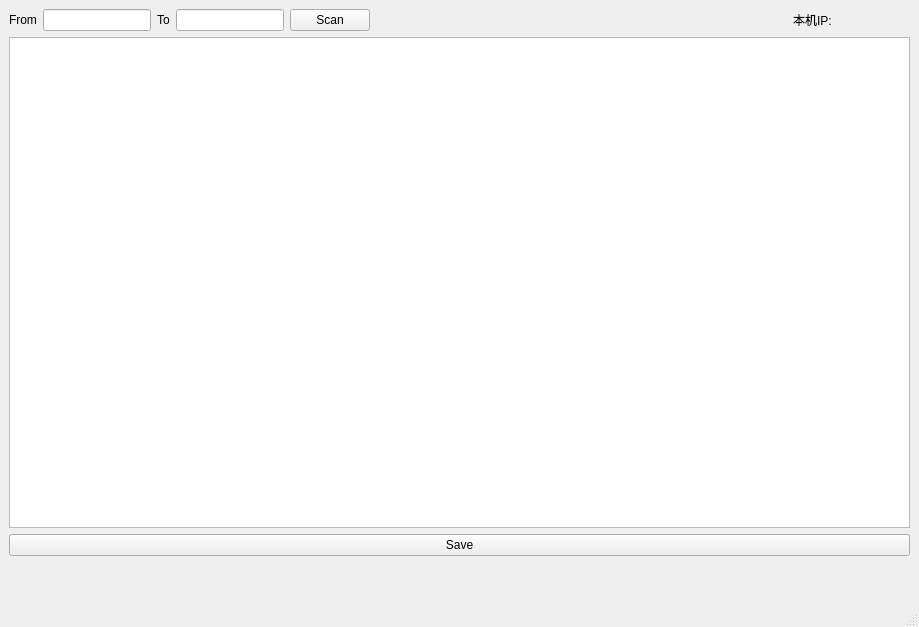
The window that mainwindow.ui (ccf19881030/ip_scan) describes before a commit, drawn with Qt 5.
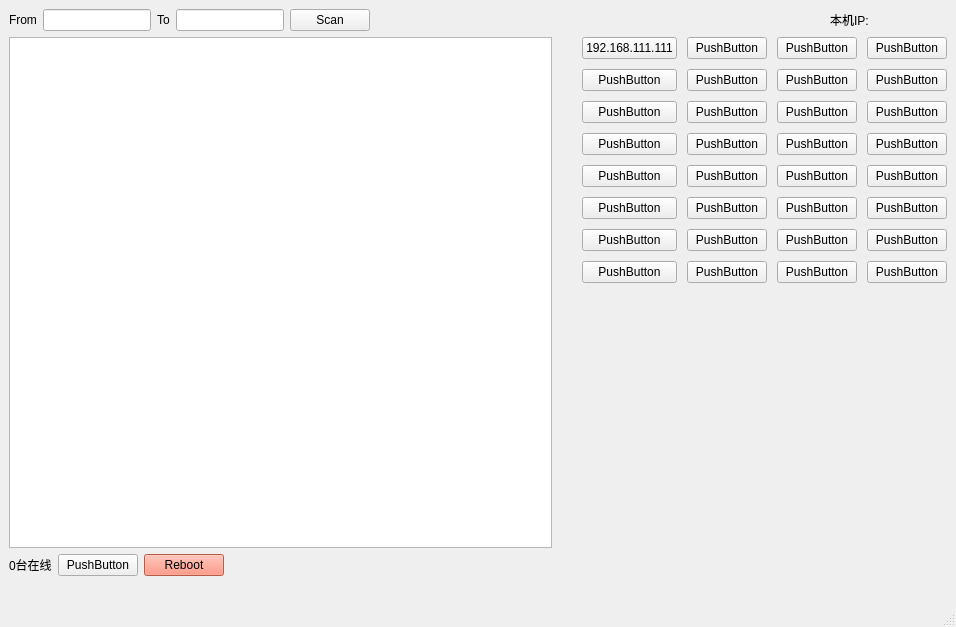
The same window after the commit.

Diff of the .ui file:
```diff
--- a/mainwindow.ui
+++ b/mainwindow.ui
@@ -6,7 +6,7 @@
    <rect>
     <x>0</x>
     <y>0</y>
-    <width>919</width>
+    <width>956</width>
     <height>627</height>
    </rect>
   </property>
@@ -116,21 +116,346 @@
      </layout>
     </item>
     <item>
-     <widget class="QTableWidget" name="tableWidget">
-      <property name="minimumSize">
-       <size>
-        <width>381</width>
-        <height>300</height>
-       </size>
+     <layout class="QHBoxLayout" name="horizontalLayout_2">
+      <property name="spacing">
+       <number>10</number>
       </property>
-     </widget>
+      <item>
+       <widget class="QTableWidget" name="tableWidget">
+        <property name="minimumSize">
+         <size>
+          <width>381</width>
+          <height>300</height>
+         </size>
+        </property>
+       </widget>
+      </item>
+      <item>
+       <spacer name="horizontalSpacer_2">
+        <property name="orientation">
+         <enum>Qt::Horizontal</enum>
+        </property>
+        <property name="sizeType">
+         <enum>QSizePolicy::Fixed</enum>
+        </property>
+        <property name="sizeHint" stdset="0">
+         <size>
+          <width>20</width>
+          <height>20</height>
+         </size>
+        </property>
+       </spacer>
+      </item>
+      <item>
+       <layout class="QGridLayout" name="gridLayout">
+        <property name="sizeConstraint">
+         <enum>QLayout::SetFixedSize</enum>
+        </property>
+        <item row="4" column="0">
+         <widget class="QPushButton" name="pushButton_5">
+          <property name="text">
+           <string>PushButton</string>
+          </property>
+         </widget>
+        </item>
+        <item row="7" column="0">
+         <widget class="QPushButton" name="pushButton_31">
+          <property name="text">
+           <string>PushButton</string>
+          </property>
+         </widget>
+        </item>
+        <item row="2" column="3">
+         <widget class="QPushButton" name="pushButton_19">
+          <property name="text">
+           <string>PushButton</string>
+          </property>
+         </widget>
+        </item>
+        <item row="4" column="4">
+         <widget class="QPushButton" name="pushButton_27">
+          <property name="text">
+           <string>PushButton</string>
+          </property>
+         </widget>
+        </item>
+        <item row="5" column="4">
+         <widget class="QPushButton" name="pushButton_33">
+          <property name="text">
+           <string>PushButton</string>
+          </property>
+         </widget>
+        </item>
+        <item row="3" column="4">
+         <widget class="QPushButton" name="pushButton_26">
+          <property name="text">
+           <string>PushButton</string>
+          </property>
+         </widget>
+        </item>
+        <item row="7" column="1">
+         <widget class="QPushButton" name="pushButton_8">
+          <property name="text">
+           <string>PushButton</string>
+          </property>
+         </widget>
+        </item>
+        <item row="6" column="0">
+         <widget class="QPushButton" name="pushButton_2">
+          <property name="text">
+           <string>PushButton</string>
+          </property>
+         </widget>
+        </item>
+        <item row="7" column="3">
+         <widget class="QPushButton" name="pushButton_24">
+          <property name="text">
+           <string>PushButton</string>
+          </property>
+         </widget>
+        </item>
+        <item row="8" column="4">
+         <widget class="QPushButton" name="pushButton_16">
+          <property name="text">
+           <string>PushButton</string>
+          </property>
+         </widget>
+        </item>
+        <item row="0" column="4">
+         <widget class="QPushButton" name="pushButton_17">
+          <property name="text">
+           <string>PushButton</string>
+          </property>
+         </widget>
+        </item>
+        <item row="4" column="1">
+         <widget class="QPushButton" name="pushButton_12">
+          <property name="text">
+           <string>PushButton</string>
+          </property>
+         </widget>
+        </item>
+        <item row="0" column="1">
+         <widget class="QPushButton" name="pushButton_9">
+          <property name="text">
+           <string>PushButton</string>
+          </property>
+         </widget>
+        </item>
+        <item row="8" column="1">
+         <widget class="QPushButton" name="pushButton_15">
+          <property name="text">
+           <string>PushButton</string>
+          </property>
+         </widget>
+        </item>
+        <item row="3" column="1">
+         <widget class="QPushButton" name="pushButton_11">
+          <property name="text">
+           <string>PushButton</string>
+          </property>
+         </widget>
+        </item>
+        <item row="3" column="0">
+         <widget class="QPushButton" name="pushButton_6">
+          <property name="text">
+           <string>PushButton</string>
+          </property>
+         </widget>
+        </item>
+        <item row="2" column="0">
+         <widget class="QPushButton" name="pushButton_7">
+          <property name="text">
+           <string>PushButton</string>
+          </property>
+         </widget>
+        </item>
+        <item row="0" column="3">
+         <widget class="QPushButton" name="pushButton_18">
+          <property name="text">
+           <string>PushButton</string>
+          </property>
+         </widget>
+        </item>
+        <item row="2" column="4">
+         <widget class="QPushButton" name="pushButton_25">
+          <property name="text">
+           <string>PushButton</string>
+          </property>
+         </widget>
+        </item>
+        <item row="6" column="4">
+         <widget class="QPushButton" name="pushButton_28">
+          <property name="text">
+           <string>PushButton</string>
+          </property>
+         </widget>
+        </item>
+        <item row="3" column="3">
+         <widget class="QPushButton" name="pushButton_20">
+          <property name="text">
+           <string>PushButton</string>
+          </property>
+         </widget>
+        </item>
+        <item row="8" column="3">
+         <widget class="QPushButton" name="pushButton_32">
+          <property name="text">
+           <string>PushButton</string>
+          </property>
+         </widget>
+        </item>
+        <item row="5" column="0">
+         <widget class="QPushButton" name="pushButton_4">
+          <property name="text">
+           <string>PushButton</string>
+          </property>
+         </widget>
+        </item>
+        <item row="5" column="3">
+         <widget class="QPushButton" name="pushButton_22">
+          <property name="text">
+           <string>PushButton</string>
+          </property>
+         </widget>
+        </item>
+        <item row="5" column="1">
+         <widget class="QPushButton" name="pushButton_13">
+          <property name="text">
+           <string>PushButton</string>
+          </property>
+         </widget>
+        </item>
+        <item row="8" column="0">
+         <widget class="QPushButton" name="pushButton_30">
+          <property name="text">
+           <string>PushButton</string>
+          </property>
+         </widget>
+        </item>
+        <item row="0" column="0">
+         <widget class="QPushButton" name="pushButton_3">
+          <property name="text">
+           <string>192.168.111.111</string>
+          </property>
+         </widget>
+        </item>
+        <item row="6" column="1">
+         <widget class="QPushButton" name="pushButton_14">
+          <property name="text">
+           <string>PushButton</string>
+          </property>
+         </widget>
+        </item>
+        <item row="2" column="1">
+         <widget class="QPushButton" name="pushButton_10">
+          <property name="text">
+           <string>PushButton</string>
+          </property>
+         </widget>
+        </item>
+        <item row="4" column="3">
+         <widget class="QPushButton" name="pushButton_21">
+          <property name="text">
+           <string>PushButton</string>
+          </property>
+         </widget>
+        </item>
+        <item row="6" column="3">
+         <widget class="QPushButton" name="pushButton_23">
+          <property name="text">
+           <string>PushButton</string>
+          </property>
+         </widget>
+        </item>
+        <item row="7" column="4">
+         <widget class="QPushButton" name="pushButton_29">
+          <property name="text">
+           <string>PushButton</string>
+          </property>
+         </widget>
+        </item>
+        <item row="9" column="0">
+         <spacer name="verticalSpacer_2">
+          <property name="orientation">
+           <enum>Qt::Vertical</enum>
+          </property>
+          <property name="sizeHint" stdset="0">
+           <size>
+            <width>20</width>
+            <height>40</height>
+           </size>
+          </property>
+         </spacer>
+        </item>
+       </layout>
+      </item>
+     </layout>
     </item>
     <item>
-     <widget class="QPushButton" name="saveButton">
-      <property name="text">
-       <string>Save</string>
-      </property>
-     </widget>
+     <layout class="QHBoxLayout" name="horizontalLayout_3">
+      <item alignment="Qt::AlignLeft">
+       <widget class="QLabel" name="label_4">
+        <property name="sizePolicy">
+         <sizepolicy hsizetype="Fixed" vsizetype="Fixed">
+          <horstretch>0</horstretch>
+          <verstretch>0</verstretch>
+         </sizepolicy>
+        </property>
+        <property name="text">
+         <string>0台在线</string>
+        </property>
+       </widget>
+      </item>
+      <item alignment="Qt::AlignLeft">
+       <widget class="QPushButton" name="pushButton_34">
+        <property name="sizePolicy">
+         <sizepolicy hsizetype="Fixed" vsizetype="Fixed">
+          <horstretch>0</horstretch>
+          <verstretch>0</verstretch>
+         </sizepolicy>
+        </property>
+        <property name="text">
+         <string>PushButton</string>
+        </property>
+       </widget>
+      </item>
+      <item alignment="Qt::AlignLeft">
+       <widget class="QPushButton" name="rebootButton">
+        <property name="sizePolicy">
+         <sizepolicy hsizetype="Fixed" vsizetype="Fixed">
+          <horstretch>0</horstretch>
+          <verstretch>0</verstretch>
+         </sizepolicy>
+        </property>
+        <property name="toolTip">
+         <string>Reboot devices</string>
+        </property>
+        <property name="autoFillBackground">
+         <bool>false</bool>
+        </property>
+        <property name="styleSheet">
+         <string notr="true">* { background-color: rgb(255,125,100) }</string>
+        </property>
+        <property name="text">
+         <string>Reboot</string>
+        </property>
+       </widget>
+      </item>
+      <item>
+       <spacer name="horizontalSpacer_3">
+        <property name="orientation">
+         <enum>Qt::Horizontal</enum>
+        </property>
+        <property name="sizeHint" stdset="0">
+         <size>
+          <width>40</width>
+          <height>20</height>
+         </size>
+        </property>
+       </spacer>
+      </item>
+     </layout>
     </item>
     <item>
      <spacer name="verticalSpacer">
@@ -143,7 +468,7 @@
       <property name="sizeHint" stdset="0">
        <size>
         <width>20</width>
-        <height>40</height>
+        <height>20</height>
        </size>
       </property>
      </spacer>
```
Left out of the diff: 2 changed lines with no effect on the pictures.
